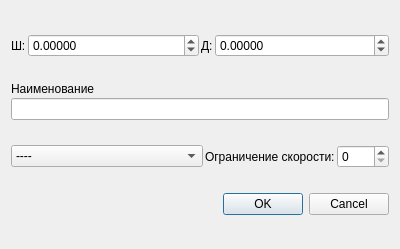
First picture: the form in ui/editpointdialog.ui, repository aunoor/pgsconverter, before the edit.
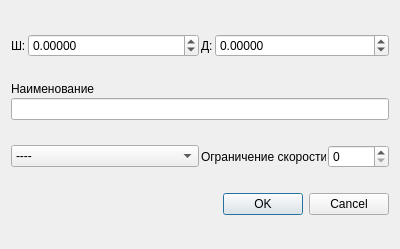
Second picture: the form after the edit. Icons and pictures are not drawn.

Commit message: Забытое сохранение скорости возвращено на место

```diff
--- a/ui/editpointdialog.ui
+++ b/ui/editpointdialog.ui
@@ -244,7 +244,11 @@
         </widget>
        </item>
        <item>
-        <widget class="QSpinBox" name="speedSpinBox"/>
+        <widget class="QSpinBox" name="speedSpinBox">
+         <property name="maximum">
+          <number>99999</number>
+         </property>
+        </widget>
        </item>
       </layout>
      </item>
```
The commit also changes 1 other file.
